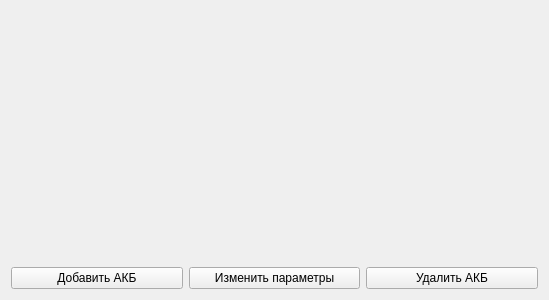
Before: the Qt Designer form ui/batteries.ui in mikhailmishurinskikh/parametrizator, drawn with Qt 5.
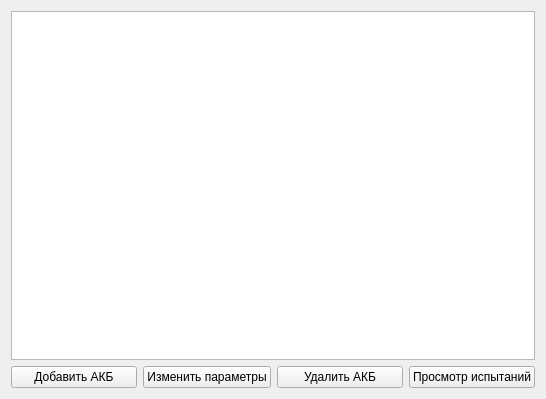
After: the same form once the commit is applied.

What changed in the file:
```diff
--- a/ui/batteries.ui
+++ b/ui/batteries.ui
@@ -6,16 +6,16 @@
    <rect>
     <x>0</x>
     <y>0</y>
-    <width>549</width>
-    <height>300</height>
+    <width>546</width>
+    <height>399</height>
    </rect>
   </property>
   <property name="windowTitle">
    <string>Form</string>
   </property>
-  <layout class="QVBoxLayout" name="verticalLayout" stretch="20,1">
+  <layout class="QVBoxLayout" name="verticalLayout" stretch="10,1">
    <item>
-    <layout class="QHBoxLayout" name="tableLayout"/>
+    <widget class="QTableView" name="tableView"/>
    </item>
    <item>
     <layout class="QHBoxLayout" name="horizontalLayout_2">
@@ -40,6 +40,13 @@
        </property>
       </widget>
      </item>
+     <item>
+      <widget class="QPushButton" name="testsOpen_button">
+       <property name="text">
+        <string>Просмотр испытаний</string>
+       </property>
+      </widget>
+     </item>
     </layout>
    </item>
   </layout>
```
